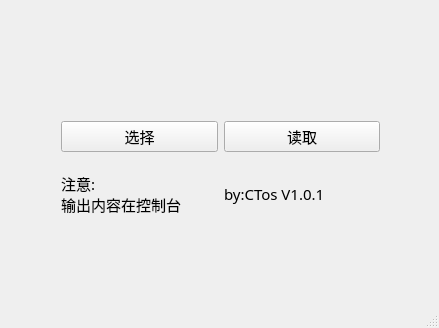
Qt form UI/read.ui (33957024/Barotrauma-Python-XML-md) before a commit.
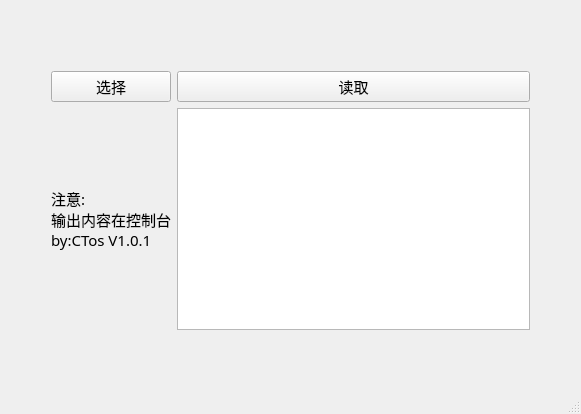
The same form after that commit.

```diff
--- a/UI/read.ui
+++ b/UI/read.ui
@@ -6,8 +6,8 @@
    <rect>
     <x>0</x>
     <y>0</y>
-    <width>439</width>
-    <height>328</height>
+    <width>581</width>
+    <height>414</height>
    </rect>
   </property>
   <property name="sizePolicy">
@@ -29,10 +29,10 @@
    <widget class="QWidget" name="gridLayoutWidget">
     <property name="geometry">
      <rect>
-      <x>50</x>
-      <y>110</y>
-      <width>341</width>
-      <height>131</height>
+      <x>40</x>
+      <y>60</y>
+      <width>501</width>
+      <height>281</height>
      </rect>
     </property>
     <layout class="QGridLayout" name="gridLayout">
@@ -40,7 +40,8 @@
       <widget class="QLabel" name="label_2">
        <property name="text">
         <string>注意:
-输出内容在控制台</string>
+输出内容在控制台
+by:CTos V1.0.1</string>
        </property>
       </widget>
      </item>
@@ -59,11 +60,7 @@
       </widget>
      </item>
      <item row="1" column="1">
-      <widget class="QLabel" name="label">
-       <property name="text">
-        <string>by:CTos V1.0.1</string>
-       </property>
-      </widget>
+      <widget class="QListView" name="listView"/>
      </item>
     </layout>
    </widget>
```
